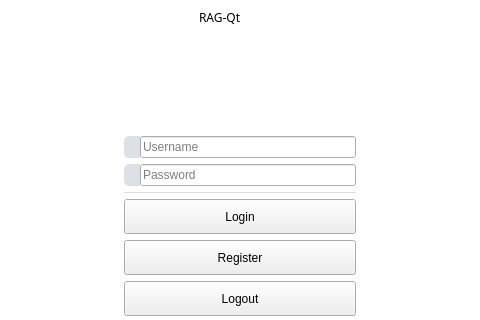
Old version of the form src/login_page/LoginPage.ui in the repository hanjingo/rag-qt; both pictures show x 272 to 752 and y 213 to 533 of the 1024 by 768 pixel window.
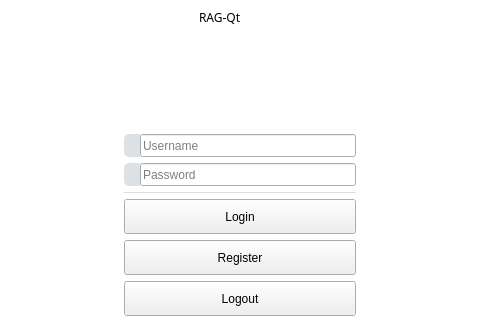
New version of the form. Icons and pictures are not drawn.

Diff of the .ui file:
```diff
--- a/src/login_page/LoginPage.ui
+++ b/src/login_page/LoginPage.ui
@@ -173,6 +173,12 @@
            </item>
            <item>
             <widget class="QLineEdit" name="editAccount">
+             <property name="minimumSize">
+              <size>
+               <width>0</width>
+               <height>23</height>
+              </size>
+             </property>
              <property name="styleSheet">
               <string notr="true"/>
              </property>
@@ -222,6 +228,12 @@
            </item>
            <item>
             <widget class="QLineEdit" name="editPassword">
+             <property name="minimumSize">
+              <size>
+               <width>0</width>
+               <height>23</height>
+              </size>
+             </property>
              <property name="styleSheet">
               <string notr="true"/>
              </property>
```
